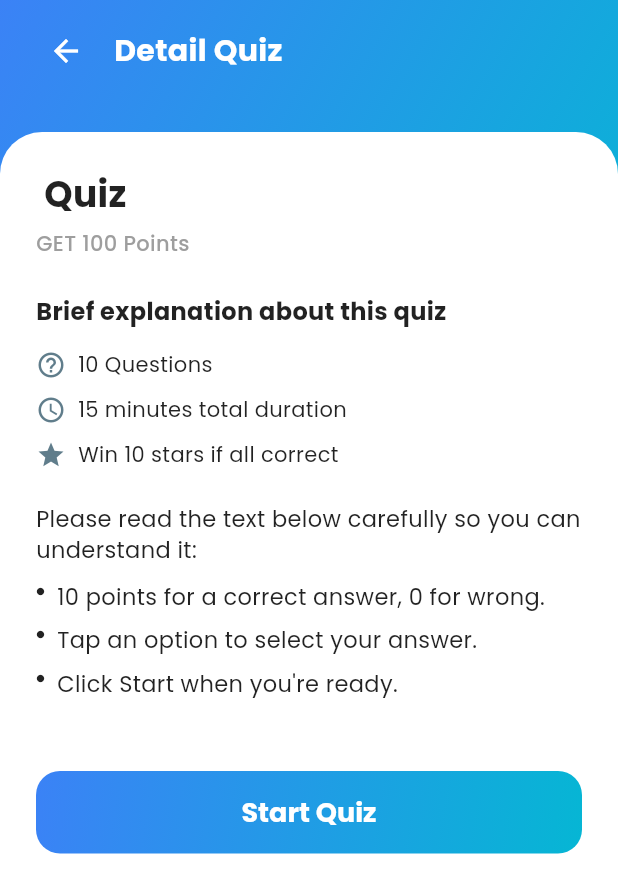
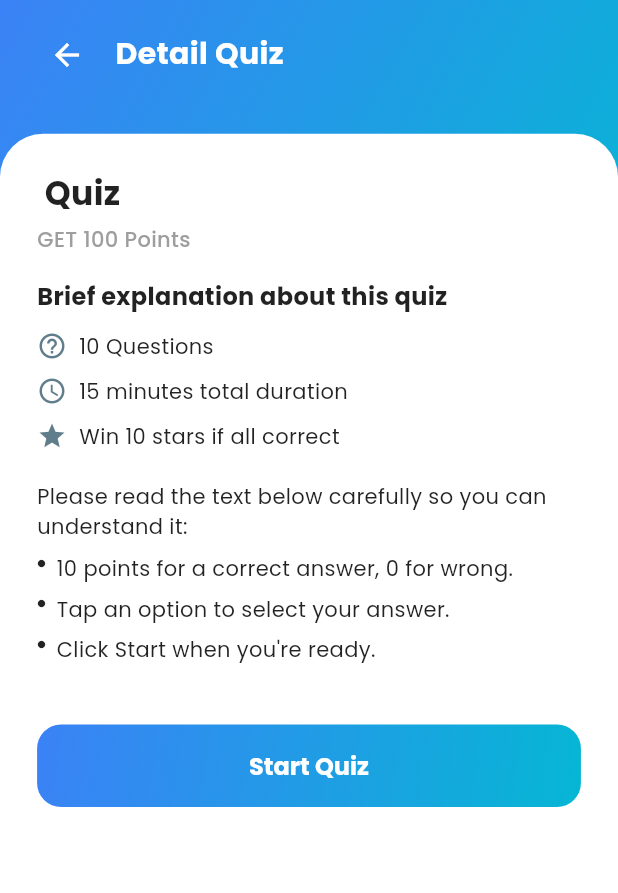
Before and after one commit to DamaiSilalahi/PLEXAQUIZ, a Flutter app: the DetailQuizScreen screen opened directly with empty values, on a phone screen of 412 x 824 dp. Shown: the top 893 px of the screen. Run offline on Flutter 3.47's test engine with Material 3 defaults, Android fonts, the phone set to English and light mode, and no system bars; our stand-ins replace google_fonts.

Commit message:
feat(ui): implement responsive layout using MediaQuery for dynamic sizing

```diff
--- a/lib/screens/detail_quiz_screen.dart
+++ b/lib/screens/detail_quiz_screen.dart
@@ -14,22 +14,22 @@ class DetailQuizScreen extends StatelessWidget {
     required this.userName,
   });
 
-  Widget _buildRuleRow(String text) {
+  Widget _buildRuleRow(String text, double fontSize) {
     return Padding(
-      padding: const EdgeInsets.only(bottom: 8.0),
+      padding: EdgeInsets.only(bottom: fontSize * 0.5),
       child: Row(
         crossAxisAlignment: CrossAxisAlignment.start,
         children: [
-          const Padding(
-            padding: EdgeInsets.only(top: 4.0, right: 8.0),
-            child: Icon(Icons.circle, size: 6, color: Colors.black87),
+          Padding(
+            padding: EdgeInsets.only(top: fontSize * 0.25, right: fontSize * 0.5),
+            child: const Icon(Icons.circle, size: 6, color: Colors.black87),
           ),
           Expanded(
             child: Text(
               text,
               style: AppTheme.poppinsRegular.copyWith(
                 color: Colors.black87,
-                fontSize: 15,
+                fontSize: fontSize,
               ),
             ),
           ),
@@ -40,13 +40,20 @@ class DetailQuizScreen extends StatelessWidget {
 
   @override
   Widget build(BuildContext context) {
+    final size = MediaQuery.of(context).size;
+    final isTablet = size.width > 600;
+    final titleSize = isTablet ? 26.0 : 20.0;
+    final bodySize = isTablet ? 18.0 : 14.0;
+    final spacing = size.height * 0.02;
+    final containerRadius = size.width * 0.07;
+
     final isUIUX = quizType.toLowerCase().contains('ui');
 
     return Scaffold(
       body: Stack(
         children: [
           Container(
-            height: 250,
+            height: size.height * 0.28,
             decoration: const BoxDecoration(
               gradient: LinearGradient(
                 colors: [AppTheme.secondaryColor, AppTheme.primaryColor],
@@ -60,35 +67,38 @@ class DetailQuizScreen extends StatelessWidget {
               crossAxisAlignment: CrossAxisAlignment.start,
               children: [
                 Padding(
-                  padding:
-                      const EdgeInsets.symmetric(horizontal: 20, vertical: 10),
+                  padding: EdgeInsets.symmetric(
+                    horizontal: size.width * 0.05,
+                    vertical: size.height * 0.015,
+                  ),
                   child: Row(
                     children: [
                       IconButton(
                         icon: const Icon(Icons.arrow_back, color: Colors.white),
                         onPressed: () => Navigator.pop(context),
+                        iconSize: isTablet ? 32 : 24,
                       ),
-                      const SizedBox(width: 8),
+                      SizedBox(width: size.width * 0.02),
                       Text(
                         "Detail Quiz",
                         style: AppTheme.poppinsBold.copyWith(
                           color: Colors.white,
-                          fontSize: 20,
+                          fontSize: titleSize,
                         ),
                       ),
                     ],
                   ),
                 ),
-                const SizedBox(height: 20),
+                SizedBox(height: spacing),
                 Expanded(
                   child: Container(
                     width: double.infinity,
-                    padding: const EdgeInsets.all(24),
-                    decoration: const BoxDecoration(
+                    padding: EdgeInsets.all(size.width * 0.06),
+                    decoration: BoxDecoration(
                       color: Colors.white,
                       borderRadius: BorderRadius.only(
-                        topLeft: Radius.circular(28),
-                        topRight: Radius.circular(28),
+                        topLeft: Radius.circular(containerRadius),
+                        topRight: Radius.circular(containerRadius),
                       ),
                     ),
                     child: SingleChildScrollView(
@@ -98,27 +108,28 @@ class DetailQuizScreen extends StatelessWidget {
                           Text(
                             "$quizType Quiz",
                             style: AppTheme.poppinsBold.copyWith(
-                              fontSize: 24,
+                              fontSize: isTablet ? 28 : 22,
                               color: Colors.black87,
                             ),
                           ),
-                          const SizedBox(height: 6),
+                          SizedBox(height: spacing * 0.3),
                           Text(
                             "GET 100 Points",
                             style: AppTheme.poppinsRegular.copyWith(
                               color: Colors.grey,
+                              fontSize: bodySize,
                               fontWeight: FontWeight.w500,
                             ),
                           ),
-                          const SizedBox(height: 24),
+                          SizedBox(height: spacing),
                           Text(
                             "Brief explanation about this quiz",
                             style: AppTheme.poppinsBold.copyWith(
-                              fontSize: 16,
+                              fontSize: bodySize + 2,
                               color: Colors.black87,
                             ),
                           ),
-                          const SizedBox(height: 14),
+                          SizedBox(height: spacing * 0.7),
                           Column(
                             children: const [
                               QuizInfoRow(
@@ -135,31 +146,30 @@ class DetailQuizScreen extends StatelessWidget {
                               ),
                             ],
                           ),
-                          const SizedBox(height: 12),
+                          SizedBox(height: spacing * 0.6),
                           Text(
                             "Please read the text below carefully so you can understand it:",
                             style: AppTheme.poppinsRegular.copyWith(
                               color: Colors.black87,
-                              fontSize: 15,
+                              fontSize: bodySize,
                             ),
                           ),
-                          const SizedBox(height: 10),
+                          SizedBox(height: spacing * 0.5),
                           Column(
                             crossAxisAlignment: CrossAxisAlignment.start,
                             children: [
-                              _buildRuleRow(
-                                  "10 points for a correct answer, 0 for wrong."),
-                              _buildRuleRow("Tap an option to select your answer."),
-                              _buildRuleRow("Click Start when you're ready."),
+                              _buildRuleRow("10 points for a correct answer, 0 for wrong.", bodySize),
+                              _buildRuleRow("Tap an option to select your answer.", bodySize),
+                              _buildRuleRow("Click Start when you're ready.", bodySize),
                             ],
                           ),
-                          const SizedBox(height: 40),
+                          SizedBox(height: spacing * 2),
                           SizedBox(
                             width: double.infinity,
-                            height: 55,
+                            height: isTablet ? 65 : 55,
                             child: Container(
-                              decoration: const BoxDecoration(
-                                gradient: LinearGradient(
+                              decoration: BoxDecoration(
+                                gradient: const LinearGradient(
                                   colors: [
                                     AppTheme.secondaryColor,
                                     AppTheme.primaryColor
@@ -167,8 +177,7 @@ class DetailQuizScreen extends StatelessWidget {
                                   begin: Alignment.topLeft,
                                   end: Alignment.bottomRight,
                                 ),
-                                borderRadius:
-                                    BorderRadius.all(Radius.circular(16)),
+                                borderRadius: BorderRadius.all(Radius.circular(16)),
                               ),
                               child: ElevatedButton(
                                 style: ElevatedButton.styleFrom(
@@ -196,7 +205,7 @@ class DetailQuizScreen extends StatelessWidget {
                                 child: Text(
                                   "Start Quiz",
                                   style: AppTheme.poppinsBold.copyWith(
-                                    fontSize: 18,
+                                    fontSize: bodySize + 2,
                                     color: Colors.white,
                                   ),
                                 ),
--- a/lib/screens/quiz_screen.dart
+++ b/lib/screens/quiz_screen.dart
@@ -29,7 +29,7 @@ class _QuizScreenState extends State<QuizScreen>
   int currentIndex = 0;
   late List<int?> userAnswers;
   late Timer timer;
-  int remainingSeconds = 900;
+  int remainingSeconds = 5;
   final ScrollController _scrollController = ScrollController();
 
   @override
--- a/lib/screens/score_screen.dart
+++ b/lib/screens/score_screen.dart
@@ -19,7 +19,7 @@ class ScoreScreen extends StatelessWidget {
   @override
   Widget build(BuildContext context) {
     final size = MediaQuery.of(context).size;
-    final circleSize = size.width * 0.40;
+    final circleSize = (size.width * 0.4).clamp(120.0, 220.0);
 
     return Scaffold(
       extendBodyBehindAppBar: true,
--- a/lib/screens/time_up_screen.dart
+++ b/lib/screens/time_up_screen.dart
@@ -15,7 +15,7 @@ class TimeUpScreen extends StatelessWidget {
   @override
   Widget build(BuildContext context) {
     final size = MediaQuery.of(context).size;
-    final circleSize = size.width * 0.40;
+    final circleSize = (size.width * 0.4).clamp(120.0, 220.0);
     final userName = ModalRoute.of(context)?.settings.arguments as String? ?? 'User';
 
     return Scaffold(
```
